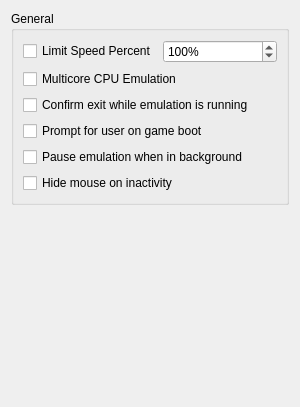
rorrim-rorrim/eden-alt, file src/yuzu/configuration/configure_general.ui: the form before one commit.
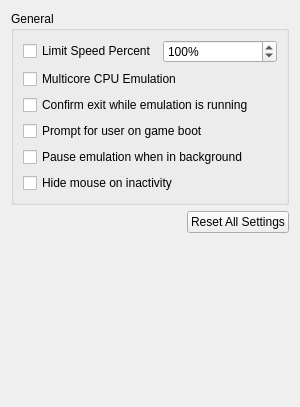
The form after the commit.

Commit message:
configuration: Initial work to reset all settings
This commit does not compile.

Initial work to add and connect a Reset to Defaults button to the
configure_general tab.

What changed in the file:
```diff
--- a/src/yuzu/configuration/configure_general.ui
+++ b/src/yuzu/configuration/configure_general.ui
@@ -91,6 +91,13 @@
        </layout>
       </widget>
      </item>
+      <item alignment="Qt::AlignRight">
+        <widget class="QPushButton" name="button_reset_defaults">
+          <property name="text">
+            <string>Reset All Settings</string>
+          </property>
+        </widget>
+      </item>
      <item>
       <spacer name="verticalSpacer">
        <property name="orientation">
```
The commit also changes 5 other files.
